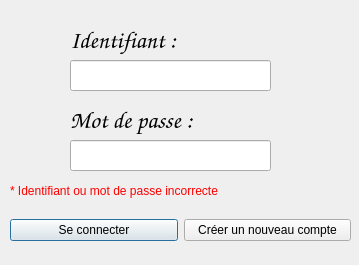
Above: INTERFACEGRAPHIQUE/UI/ConnectionPage.ui from SCP-8530/Magasin-Cartage before the change. Below: the same form after it.
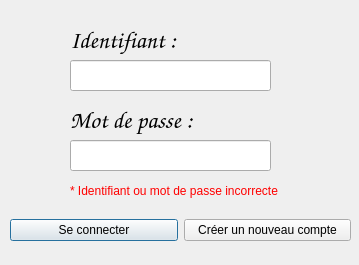
That is the form after the change.

```diff
--- a/INTERFACEGRAPHIQUE/UI/ConnectionPage.ui
+++ b/INTERFACEGRAPHIQUE/UI/ConnectionPage.ui
@@ -100,9 +100,9 @@
   <widget class="QLabel" name="labelErreur">
    <property name="geometry">
     <rect>
-     <x>10</x>
+     <x>70</x>
      <y>180</y>
-     <width>341</width>
+     <width>231</width>
      <height>21</height>
     </rect>
    </property>
```
